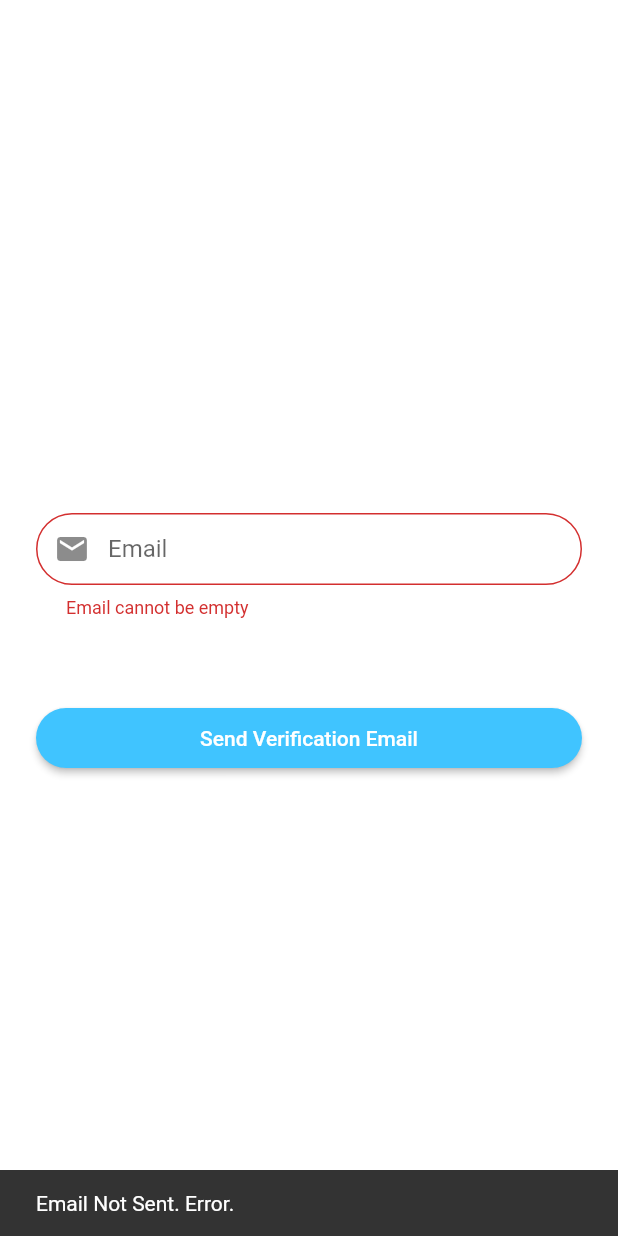
After one commit to aj-varus/restaurant_manager, a Flutter app: the screen it shows after launch, after a tap on "Send Verification Email", on a phone screen of 412 x 824 dp. The commit adds this screen. Run offline on Flutter 3.47's test engine with Material 2 defaults, Android fonts, the phone set to English and light mode, and no system bars; our stand-ins replace firebase_auth, firebase_core, firebase_dynamic_links, flutter_spinkit; accounts and stored records are empty.

Commit message:
Tried implementing passwordless email sign in. Failed.

```diff
--- /dev/null
+++ b/lib/screens/authenticate/passwordless_email_auth.dart
@@ -0,0 +1,176 @@
+// ignore_for_file: avoid_print
+
+import 'package:flutter/material.dart';
+import 'package:firebase_auth/firebase_auth.dart';
+import 'package:firebase_dynamic_links/firebase_dynamic_links.dart';
+
+class LoginPage extends StatefulWidget {
+  static String tag = "login page";
+
+  const LoginPage({Key? key}) : super(key: key);
+
+  @override
+  LoginPageState createState() => LoginPageState();
+}
+
+class LoginPageState extends State<LoginPage> with WidgetsBindingObserver {
+  String _email = "";
+  String _link = "";
+  final _formKey = GlobalKey<FormState>();
+  final _scaffoldKey = GlobalKey<ScaffoldState>();
+
+  @override
+  void initState() {
+    super.initState();
+    WidgetsBinding.instance!.addObserver(this);
+  }
+
+  @override
+  Widget build(BuildContext context) {
+    const snackBarEmailSent = SnackBar(content: Text('Email Sent!'));
+    const snackBarEmailNotSent = SnackBar(
+      content: Text('Email Not Sent. Error.'),
+    );
+
+    final email = TextFormField(
+      keyboardType: TextInputType.emailAddress,
+      autofocus: false,
+      validator: (value) {
+        if (value!.isEmpty) return "Email cannot be empty";
+        return null;
+      },
+      onSaved: (value) => _email = value!,
+      decoration: InputDecoration(
+        hintText: 'Email',
+        prefixIcon: const Icon(Icons.mail),
+        contentPadding: const EdgeInsets.fromLTRB(20.0, 10.0, 20.0, 10.0),
+        border: OutlineInputBorder(borderRadius: BorderRadius.circular(32.0)),
+      ),
+    );
+
+    final loginButton = Padding(
+      padding: const EdgeInsets.symmetric(vertical: 16.0),
+      child: RaisedButton(
+        color: Colors.lightBlueAccent,
+        textColor: Colors.white,
+        shape: RoundedRectangleBorder(borderRadius: BorderRadius.circular(32)),
+        child: const Text("Send Verification Email"),
+        onPressed: (() async => await validateAndSave()
+            ? _scaffoldKey.currentState?.showSnackBar(snackBarEmailSent)
+            : _scaffoldKey.currentState?.showSnackBar(snackBarEmailNotSent)),
+        padding: const EdgeInsets.all(12),
+      ),
+    );
+
+    final loginForm = Form(
+      key: _formKey,
+      child: ListView(
+        shrinkWrap: true,
+        padding: const EdgeInsets.only(left: 24, right: 24),
+        children: <Widget>[
+          const SizedBox(height: 50),
+          email,
+          const SizedBox(height: 40),
+          loginButton
+        ],
+      ),
+    );
+    return Scaffold(
+        key: _scaffoldKey,
+        backgroundColor: Colors.white,
+        body: Center(child: loginForm));
+  }
+
+  Future<bool> validateAndSave() async {
+    final FormState? form = _formKey.currentState;
+    if (form!.validate()) {
+      form.save();
+      bool sent = await _sendSignInWithEmailLink();
+      return sent;
+    }
+    return false;
+  }
+
+  Future<bool> _sendSignInWithEmailLink() async {
+    final FirebaseAuth user = FirebaseAuth.instance;
+
+    var acs = ActionCodeSettings(
+        // URL you want to redirect back to. The domain (www.example.com) for this
+        // URL must be whitelisted in the Firebase Console.
+        url: "https://versesauth.page.link/AaTt",
+        // This must be true
+        handleCodeInApp: true,
+        //iOSBundleId: 'com.example.ios',
+        androidPackageName: 'com.ajvarus.restaurant_manager',
+        // installIfNotAvailable
+        androidInstallApp: true,
+        // minimumVersion
+        androidMinimumVersion: '12');
+
+    try {
+      user.sendSignInLinkToEmail(email: _email, actionCodeSettings: acs);
+    } catch (e) {
+      _showDialog(e.toString());
+      return false;
+    }
+    print(_email + "<< sent");
+    return true;
+  }
+
+  @override
+  void didChangeAppLifecycleState(AppLifecycleState state) {
+    if (state == AppLifecycleState.resumed) {
+      _retrieveDynamicLink();
+    }
+  }
+
+  Future<String> _retrieveDynamicLink() async {
+    final PendingDynamicLinkData? data =
+        await FirebaseDynamicLinks.instance.getInitialLink();
+
+    print("Reached deeplink");
+    print(data);
+
+    final Uri? deepLink = data!.link;
+    print(deepLink.toString());
+
+    if (deepLink.toString() != null) {
+      _link = deepLink.toString();
+      _signInWithEmailAndLink();
+    }
+    return deepLink.toString();
+  }
+
+  Future<void> _signInWithEmailAndLink() async {
+    final FirebaseAuth user = FirebaseAuth.instance;
+    bool validLink = user.isSignInWithEmailLink(_link);
+    if (validLink) {
+      try {
+        await user.signInWithEmailLink(email: _email, emailLink: _link);
+      } catch (e) {
+        print(e);
+        _showDialog(e.toString());
+      }
+    }
+  }
+
+  void _showDialog(String error) {
+    showDialog(
+      context: context,
+      builder: (BuildContext context) {
+        return AlertDialog(
+          title: const Text("Error"),
+          content: Text("Please Try Again.Error code: " + error),
+          actions: <Widget>[
+            TextButton(
+              child: const Text("Close"),
+              onPressed: () {
+                Navigator.of(context).pop();
+              },
+            ),
+          ],
+        );
+      },
+    );
+  }
+}
--- a/lib/screens/wrapper/wrapper.dart
+++ b/lib/screens/wrapper/wrapper.dart
@@ -1,8 +1,9 @@
 import 'package:flutter/material.dart';
 import 'package:provider/provider.dart';
 import 'package:restaurant_manager/models/user.dart';
+import 'package:restaurant_manager/screens/authenticate/passwordless_email_auth.dart';
+import 'package:restaurant_manager/screens/authenticate/phone_auth.dart';
 import 'package:restaurant_manager/screens/home/home.dart';
-import 'package:restaurant_manager/screens/authenticate/sign_in.dart';
 import 'package:restaurant_manager/screens/wrapper/auth_wrapper.dart';
 
 class Wrapper extends StatelessWidget {
@@ -15,7 +16,9 @@ class Wrapper extends StatelessWidget {
     if (user != null) {
       return const Home();
     } else {
-      return const AuthWrapper();
+      //return const AuthWrapper();
+      //return LoginScreen();
+      return LoginPage();
     }
   }
 }
--- a/pubspec.yaml
+++ b/pubspec.yaml
@@ -39,6 +39,7 @@ dependencies:
   firebase_core: ^1.12.0
   provider: ^6.0.2
   flutter_spinkit: ^5.1.0
+  firebase_dynamic_links: ^4.0.6
 
 dev_dependencies:
   flutter_test:
```
Also changed, not shown: lib/screens/authenticate/phone_auth.dart (added, +119 -0 lines), lib/services/auth.dart (+38 -0 lines), pubspec.lock, 2 other files.
